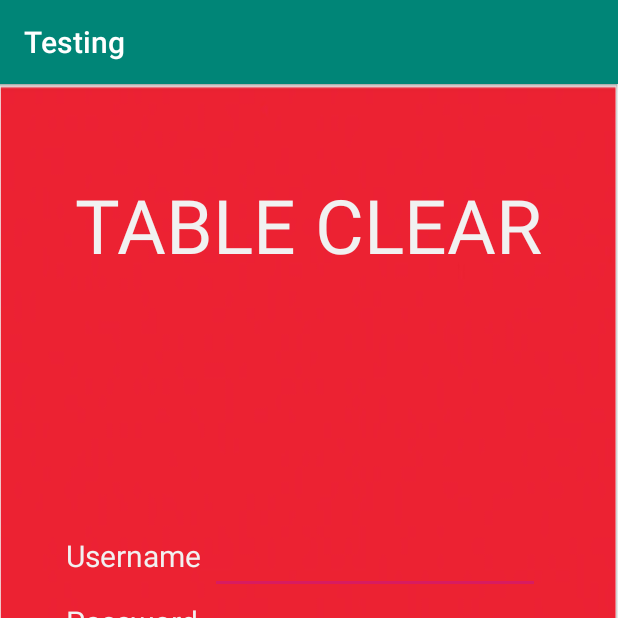
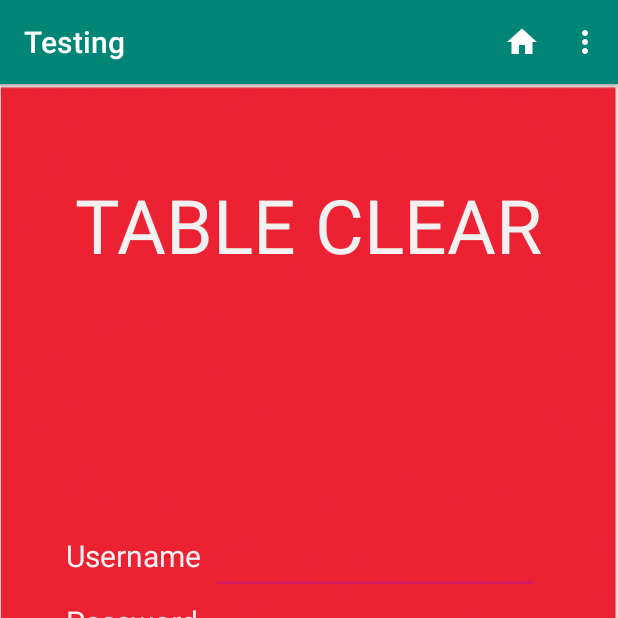
Before and after one commit to benjaminle9x/Table-Clear, an Android app: the screen it shows after launch (MainActivity), on a phone screen of 412 x 824 dp, the top half of it. Run offline under Robolectric (Android 15) with nearby library versions, the phone set to English and light mode, and no system bars.

```diff
--- a/app/src/main/AndroidManifest.xml
+++ b/app/src/main/AndroidManifest.xml
@@ -9,7 +9,8 @@
         android:roundIcon="@mipmap/ic_launcher_round"
         android:supportsRtl="true"
         android:theme="@style/AppTheme.Launcher">
-        <activity android:name=".CustomerPage"></activity>
+        <activity android:name=".SettingScreen"></activity>
+        <activity android:name=".CustomerPage" />
         <activity android:name=".MainActivity">
             <intent-filter>
                 <action android:name="android.intent.action.MAIN" />
--- a/app/src/main/res/drawable/ic_icon.xml
+++ b/app/src/main/res/drawable/ic_icon.xml
@@ -4,6 +4,6 @@
         android:viewportWidth="24.0"
         android:viewportHeight="24.0">
     <path
-        android:fillColor="#FF000000"
-        android:pathData="M17.71,7.71L12,2h-1v7.59L6.41,5 5,6.41 10.59,12 5,17.59 6.41,19 11,14.41L11,22h1l5.71,-5.71 -4.3,-4.29 4.3,-4.29zM13,5.83l1.88,1.88L13,9.59L13,5.83zM14.88,16.29L13,18.17v-3.76l1.88,1.88z"/>
+        android:fillColor="@android:color/white"
+        android:pathData="M10,20v-6h4v6h5v-8h3L12,3 2,12h3v8z"/>
 </vector>
--- /dev/null
+++ b/app/src/main/res/menu/menu.xml
@@ -0,0 +1,14 @@
+<?xml version="1.0" encoding="utf-8"?>
+<menu xmlns:android="http://schemas.android.com/apk/res/android"
+    xmlns:app="http://schemas.android.com/apk/res-auto">
+
+    <item android:id="@+id/item1"
+        android:icon="@drawable/ic_icon"
+        android:title="Item 1"
+        app:showAsAction="ifRoom" />
+
+    <item android:id="@+id/setting"
+        android:title="Setting"
+        app:showAsAction="never" />
+
+</menu>
```
Also changed, not shown: app/src/main/java/com/n01216688/testing/MainActivity.java (+30 -0 lines), app/src/main/java/com/n01216688/testing/SettingScreen.java (added, +14 -0 lines), app/src/main/res/layout/activity_setting_screen.xml (added, +10 -0 lines).
